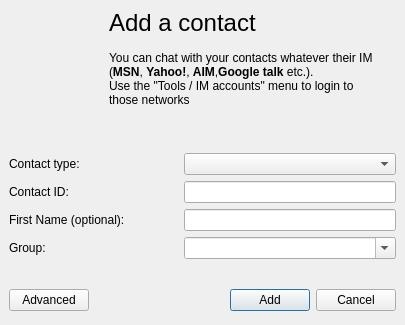
Old version of the form wengophone/src/presentation/qt/imcontact/SimpleAddIMContact.ui in the repository tkrotoff/WengoPhone.
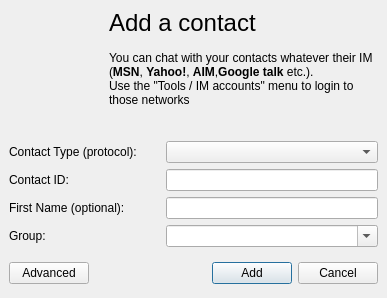
New version of the form. Icons and pictures are not drawn.

The edit to the form file:
```diff
--- a/wengophone/src/presentation/qt/imcontact/SimpleAddIMContact.ui
+++ b/wengophone/src/presentation/qt/imcontact/SimpleAddIMContact.ui
@@ -8,8 +8,8 @@
    <rect>
     <x>0</x>
     <y>0</y>
-    <width>405</width>
-    <height>325</height>
+    <width>387</width>
+    <height>298</height>
    </rect>
   </property>
   <property name="windowTitle" >
@@ -110,7 +110,7 @@
      <item row="0" column="0" >
       <widget class="QLabel" name="label" >
        <property name="text" >
-        <string>Contact type:</string>
+        <string>Contact Type (protocol):</string>
        </property>
        <property name="textFormat" >
         <enum>Qt::PlainText</enum>
@@ -216,9 +216,9 @@
          <blue>0</blue>
         </color>
         <color>
-         <red>236</red>
-         <green>233</green>
-         <blue>216</blue>
+         <red>212</red>
+         <green>208</green>
+         <blue>200</blue>
         </color>
         <color>
          <red>255</red>
@@ -226,19 +226,19 @@
          <blue>255</blue>
         </color>
         <color>
-         <red>241</red>
-         <green>239</green>
-         <blue>226</blue>
+         <red>234</red>
+         <green>229</green>
+         <blue>220</blue>
         </color>
         <color>
-         <red>172</red>
-         <green>168</green>
-         <blue>153</blue>
+         <red>128</red>
+         <green>128</green>
+         <blue>128</blue>
         </color>
         <color>
-         <red>157</red>
-         <green>155</green>
-         <blue>144</blue>
+         <red>141</red>
+         <green>139</green>
+         <blue>133</blue>
         </color>
         <color>
          <red>255</red>
@@ -261,19 +261,19 @@
          <blue>255</blue>
         </color>
         <color>
-         <red>236</red>
-         <green>233</green>
-         <blue>216</blue>
+         <red>212</red>
+         <green>208</green>
+         <blue>200</blue>
         </color>
         <color>
-         <red>113</red>
-         <green>111</green>
-         <blue>100</blue>
+         <red>64</red>
+         <green>64</green>
+         <blue>64</blue>
         </color>
         <color>
-         <red>49</red>
-         <green>106</green>
-         <blue>197</blue>
+         <red>10</red>
+         <green>36</green>
+         <blue>106</blue>
         </color>
         <color>
          <red>255</red>
@@ -303,9 +303,9 @@
          <blue>0</blue>
         </color>
         <color>
-         <red>236</red>
-         <green>233</green>
-         <blue>216</blue>
+         <red>212</red>
+         <green>208</green>
+         <blue>200</blue>
         </color>
         <color>
          <red>255</red>
@@ -313,19 +313,19 @@
          <blue>255</blue>
         </color>
         <color>
-         <red>241</red>
-         <green>239</green>
-         <blue>226</blue>
+         <red>234</red>
+         <green>229</green>
+         <blue>220</blue>
         </color>
         <color>
-         <red>172</red>
-         <green>168</green>
-         <blue>153</blue>
+         <red>128</red>
+         <green>128</green>
+         <blue>128</blue>
         </color>
         <color>
-         <red>157</red>
-         <green>155</green>
-         <blue>144</blue>
+         <red>141</red>
+         <green>139</green>
+         <blue>133</blue>
         </color>
         <color>
          <red>255</red>
@@ -348,19 +348,19 @@
          <blue>255</blue>
         </color>
         <color>
-         <red>236</red>
-         <green>233</green>
-         <blue>216</blue>
+         <red>212</red>
+         <green>208</green>
+         <blue>200</blue>
         </color>
         <color>
-         <red>113</red>
-         <green>111</green>
-         <blue>100</blue>
+         <red>64</red>
+         <green>64</green>
+         <blue>64</blue>
         </color>
         <color>
-         <red>236</red>
-         <green>233</green>
-         <blue>216</blue>
+         <red>212</red>
+         <green>208</green>
+         <blue>200</blue>
         </color>
         <color>
          <red>0</red>
@@ -385,14 +385,14 @@
        </inactive>
        <disabled>
         <color>
-         <red>118</red>
-         <green>116</green>
-         <blue>108</blue>
+         <red>106</red>
+         <green>104</green>
+         <blue>100</blue>
         </color>
         <color>
-         <red>236</red>
-         <green>233</green>
-         <blue>216</blue>
+         <red>212</red>
+         <green>208</green>
+         <blue>200</blue>
         </color>
         <color>
          <red>255</red>
@@ -400,24 +400,24 @@
          <blue>255</blue>
         </color>
         <color>
-         <red>245</red>
-         <green>244</green>
-         <blue>235</blue>
+         <red>233</red>
+         <green>231</green>
+         <blue>227</blue>
         </color>
         <color>
-         <red>172</red>
-         <green>168</green>
-         <blue>153</blue>
+         <red>128</red>
+         <green>128</green>
+         <blue>128</blue>
         </color>
         <color>
-         <red>157</red>
-         <green>155</green>
-         <blue>144</blue>
+         <red>141</red>
+         <green>139</green>
+         <blue>133</blue>
         </color>
         <color>
-         <red>118</red>
-         <green>116</green>
-         <blue>108</blue>
+         <red>106</red>
+         <green>104</green>
+         <blue>100</blue>
         </color>
         <color>
          <red>255</red>
@@ -425,19 +425,19 @@
          <blue>255</blue>
         </color>
         <color>
-         <red>118</red>
-         <green>116</green>
-         <blue>108</blue>
+         <red>106</red>
+         <green>104</green>
+         <blue>100</blue>
         </color>
         <color>
-         <red>236</red>
-         <green>233</green>
-         <blue>216</blue>
+         <red>212</red>
+         <green>208</green>
+         <blue>200</blue>
         </color>
         <color>
-         <red>236</red>
-         <green>233</green>
-         <blue>216</blue>
+         <red>212</red>
+         <green>208</green>
+         <blue>200</blue>
         </color>
         <color>
          <red>0</red>
@@ -445,9 +445,9 @@
          <blue>0</blue>
         </color>
         <color>
-         <red>49</red>
-         <green>106</green>
-         <blue>197</blue>
+         <red>10</red>
+         <green>36</green>
+         <blue>106</blue>
         </color>
         <color>
          <red>255</red>
```
